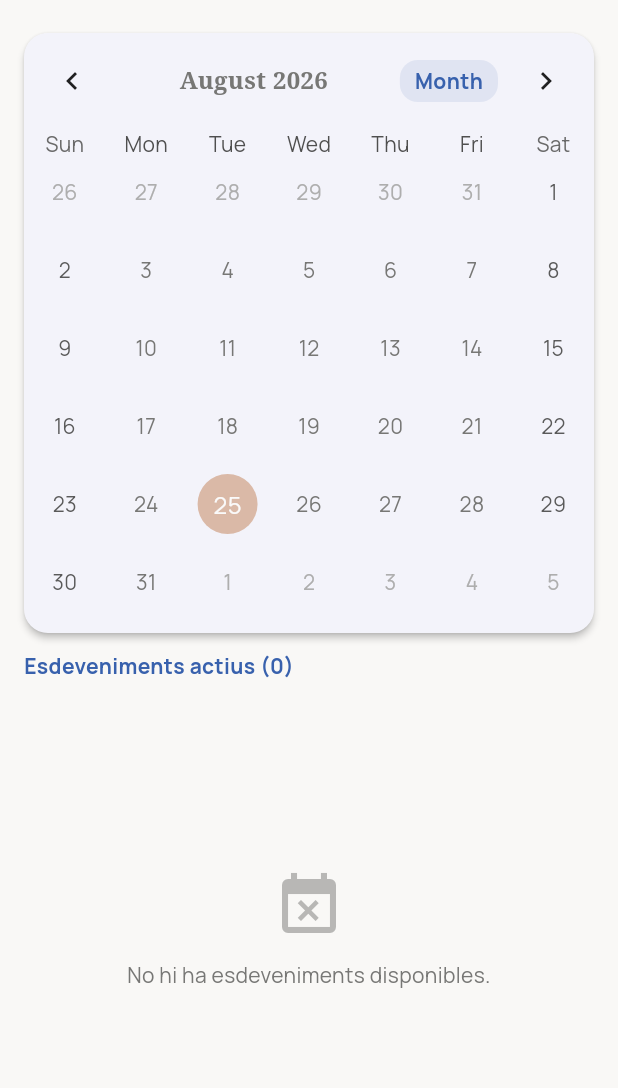
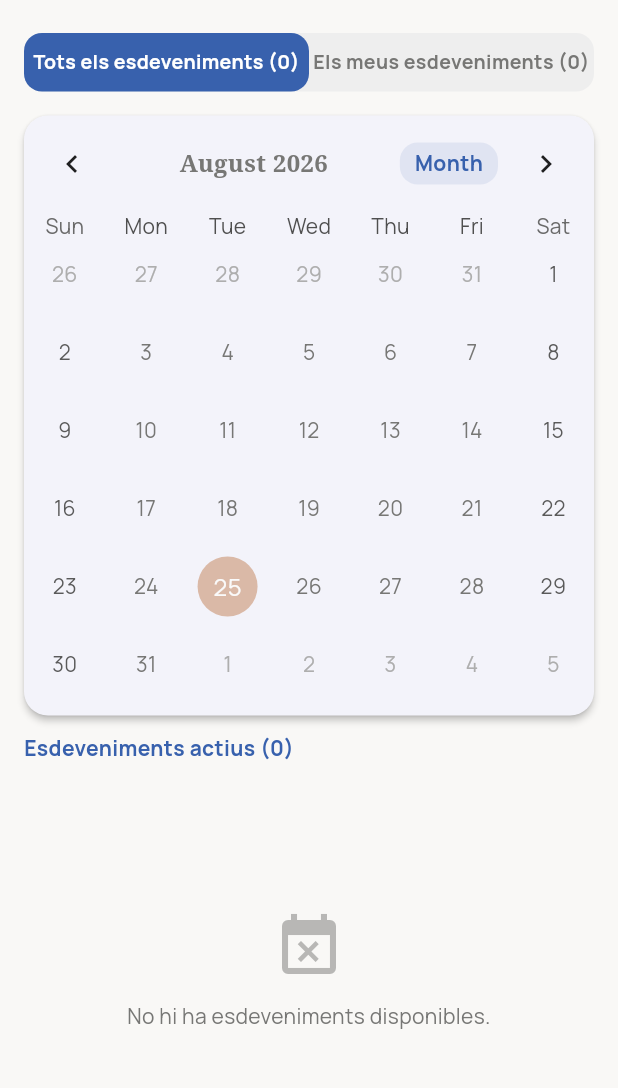
Before and after one commit to Pedrorodriguez016/Comercio-de-Proximidad_frontend, a Flutter app: the EventsScreen screen opened directly, on a phone screen of 412 x 824 dp, the part 63-1151 px from its top. Run offline on Flutter 3.47's test engine with Material 3 defaults, Android fonts, the phone set to English and light mode, and no system bars; drawn by our look-alikes of table_calendar; our stand-ins replace app_links, dio, flutter_dotenv, flutter_map, flutter_svg, flutter_widget_from_html and 4 more; accounts and stored records are empty; network calls fail.

```diff
--- a/lib/screens/events_screen.dart
+++ b/lib/screens/events_screen.dart
@@ -21,6 +21,7 @@ class _EventsScreenState extends State<EventsScreen> {
   DateTime _focusedDay = DateTime.now();
   DateTime? _selectedDay;
   bool _isCalendarView = true;
+  bool _showOnlyMyEvents = false;
 
   @override
   void initState() {
@@ -28,10 +29,10 @@ class _EventsScreenState extends State<EventsScreen> {
     WidgetsBinding.instance.addPostFrameCallback((_) {
       final eventCtrl = context.read<EventController>();
       final authCtrl = context.read<AuthController>();
-      eventCtrl.loadEvents();
 
       final email =
           authCtrl.currentUser?.email ?? authCtrl.userData['email'] ?? '';
+      eventCtrl.loadEvents(email: email.isNotEmpty ? email : null);
       if (email.isNotEmpty) {
         eventCtrl.loadMyEvents(email);
       }
@@ -43,11 +44,15 @@ class _EventsScreenState extends State<EventsScreen> {
     return a.year == b.year && a.month == b.month && a.day == b.day;
   }
 
-  List<EventModel> _getEventsForDay(DateTime day, List<EventModel> allEvents) {
-    return allEvents.where((ev) {
+  List<EventModel> _getEventsForDay(DateTime day, List<EventModel> eventsList) {
+    return eventsList.where((ev) {
       final pDate = ev.parsedDateBegin;
       return pDate != null && _isSameDay(pDate, day);
     }).toList();
+  }
+
+  bool _isUserRegistered(EventModel ev, List<Map<String, dynamic>> myEvents) {
+    return ev.isRegistered || myEvents.any((m) => m['event_id'] == ev.id);
   }
 
   @override
@@ -61,10 +66,15 @@ class _EventsScreenState extends State<EventsScreen> {
         authCtrl.currentUser?.name ?? authCtrl.userData['name'] ?? '';
 
     final allEvents = eventCtrl.events;
+    final registeredEvents = allEvents
+        .where((ev) => _isUserRegistered(ev, eventCtrl.myEvents))
+        .toList();
+
+    final baseEvents = _showOnlyMyEvents ? registeredEvents : allEvents;
 
     final selectedEvents = _selectedDay != null
-        ? _getEventsForDay(_selectedDay!, allEvents)
-        : allEvents;
+        ? _getEventsForDay(_selectedDay!, baseEvents)
+        : baseEvents;
 
     return Scaffold(
       backgroundColor: AppColors.background,
@@ -93,7 +103,7 @@ class _EventsScreenState extends State<EventsScreen> {
       ),
       body: RefreshIndicator(
         onRefresh: () async {
-          await eventCtrl.loadEvents();
+          await eventCtrl.loadEvents(email: userEmail.isNotEmpty ? userEmail : null);
           if (userEmail.isNotEmpty) {
             await eventCtrl.loadMyEvents(userEmail);
           }
@@ -102,6 +112,83 @@ class _EventsScreenState extends State<EventsScreen> {
             ? const Center(child: CircularProgressIndicator())
             : Column(
                 children: [
+                  // Selector de Pestaña / Filtro (Tots / Els meus)
+                  Padding(
+                    padding: const EdgeInsets.symmetric(
+                      horizontal: 16.0,
+                      vertical: 8.0,
+                    ),
+                    child: Container(
+                      decoration: BoxDecoration(
+                        color: Colors.grey.shade200,
+                        borderRadius: BorderRadius.circular(12),
+                      ),
+                      child: Row(
+                        children: [
+                          Expanded(
+                            child: GestureDetector(
+                              onTap: () {
+                                setState(() {
+                                  _showOnlyMyEvents = false;
+                                });
+                              },
+                              child: Container(
+                                padding:
+                                    const EdgeInsets.symmetric(vertical: 10),
+                                decoration: BoxDecoration(
+                                  color: !_showOnlyMyEvents
+                                      ? AppColors.primary
+                                      : Colors.transparent,
+                                  borderRadius: BorderRadius.circular(12),
+                                ),
+                                child: Text(
+                                  "Tots els esdeveniments (${allEvents.length})",
+                                  textAlign: TextAlign.center,
+                                  style: GoogleFonts.manrope(
+                                    fontWeight: FontWeight.bold,
+                                    fontSize: 13,
+                                    color: !_showOnlyMyEvents
+                                        ? Colors.white
+                                        : AppColors.neutral,
+                                  ),
+                                ),
+                              ),
+                            ),
+                          ),
+                          Expanded(
+                            child: GestureDetector(
+                              onTap: () {
+                                setState(() {
+                                  _showOnlyMyEvents = true;
+                                });
+                              },
+                              child: Container(
+                                padding:
+                                    const EdgeInsets.symmetric(vertical: 10),
+                                decoration: BoxDecoration(
+                                  color: _showOnlyMyEvents
+                                      ? AppColors.primary
+                                      : Colors.transparent,
+                                  borderRadius: BorderRadius.circular(12),
+                                ),
+                                child: Text(
+                                  "Els meus esdeveniments (${registeredEvents.length})",
+                                  textAlign: TextAlign.center,
+                                  style: GoogleFonts.manrope(
+                                    fontWeight: FontWeight.bold,
+                                    fontSize: 13,
+                                    color: _showOnlyMyEvents
+                                        ? Colors.white
+                                        : AppColors.neutral,
+                                  ),
+                                ),
+                              ),
+                            ),
+                          ),
+                        ],
+                      ),
+                    ),
+                  ),
                   if (_isCalendarView) ...[
                     Card(
                       margin: const EdgeInsets.symmetric(
@@ -122,7 +209,7 @@ class _EventsScreenState extends State<EventsScreen> {
                           selectedDayPredicate: (day) =>
                               _isSameDay(_selectedDay, day),
                           eventLoader: (day) =>
-                              _getEventsForDay(day, allEvents),
+                              _getEventsForDay(day, baseEvents),
                           onDaySelected: (selectedDay, focusedDay) async {
                             final isDeselecting =
                                 _isSameDay(_selectedDay, selectedDay);
@@ -135,13 +222,14 @@ class _EventsScreenState extends State<EventsScreen> {
                             });
 
                             if (isDeselecting) {
-                              await context.read<EventController>().loadEvents();
+                              await context.read<EventController>().loadEvents(email: userEmail.isNotEmpty ? userEmail : null);
                             } else {
                               await context
                                   .read<EventController>()
                                   .loadEvents(
                                     startDate: formattedDate,
                                     endDate: formattedDate,
+                                    email: userEmail.isNotEmpty ? userEmail : null,
                                   );
                             }
                           },
@@ -198,7 +286,9 @@ class _EventsScreenState extends State<EventsScreen> {
                           Text(
                             _selectedDay != null
                                 ? "Esdeveniments el ${_selectedDay!.day}/${_selectedDay!.month}/${_selectedDay!.year}"
-                                : "Esdeveniments actius (${allEvents.length})",
+                                : _showOnlyMyEvents
+                                    ? "Els meus esdeveniments (${registeredEvents.length})"
+                                    : "Esdeveniments actius (${allEvents.length})",
                             style: GoogleFonts.manrope(
                               fontSize: 14,
                               fontWeight: FontWeight.bold,
@@ -211,7 +301,7 @@ class _EventsScreenState extends State<EventsScreen> {
                                 setState(() {
                                   _selectedDay = null;
                                 });
-                                await context.read<EventController>().loadEvents();
+                                await context.read<EventController>().loadEvents(email: userEmail.isNotEmpty ? userEmail : null);
                               },
                               icon: const Icon(Icons.clear, size: 16),
                               label: const Text("Veure tots"),
@@ -225,7 +315,9 @@ class _EventsScreenState extends State<EventsScreen> {
                         ? EventsEmptyState(
                             message: _selectedDay != null
                                 ? "No hi ha cap esdeveniment per a aquest dia seleccionat."
-                                : "No hi ha esdeveniments disponibles.",
+                                : _showOnlyMyEvents
+                                    ? "Encara no t'has inscrit a cap esdeveniment."
+                                    : "No hi ha esdeveniments disponibles.",
                           )
                         : ListView.builder(
                             padding: const EdgeInsets.all(16),
```
Also changed, not shown: lib/controller/event_controller.dart (+13 -6 lines), lib/screens/event_detail_screen.dart (added, +354 -0 lines), lib/services/event_service.dart (+13 -6 lines), lib/widgets/event_card.dart (+42 -9 lines).
